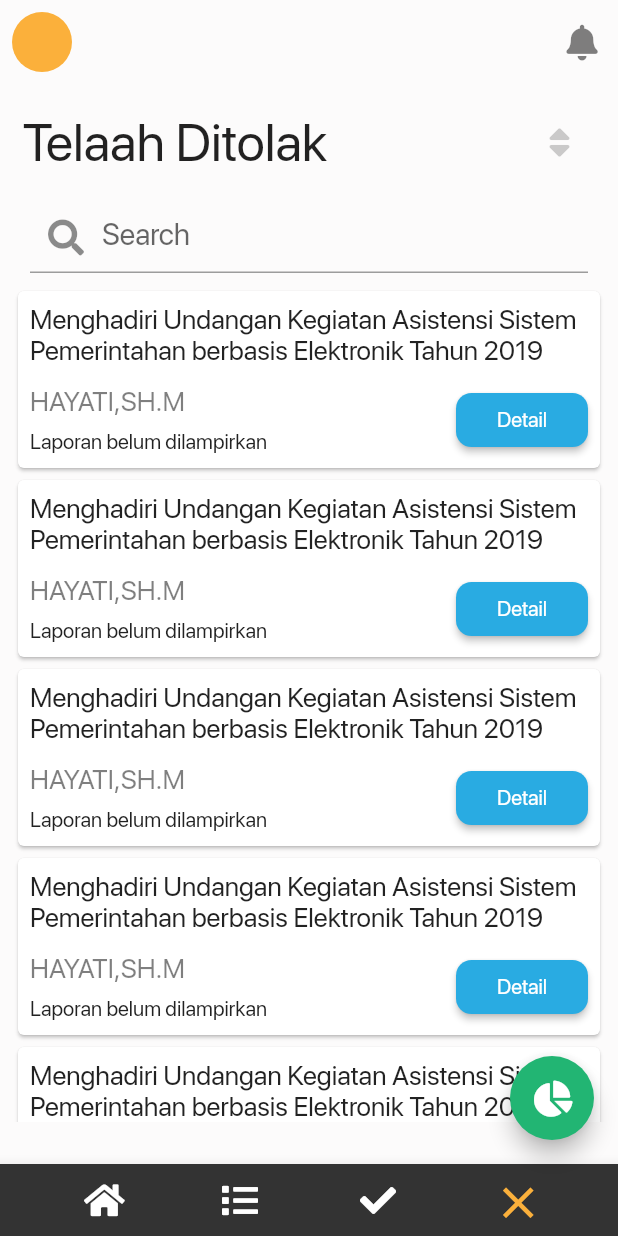
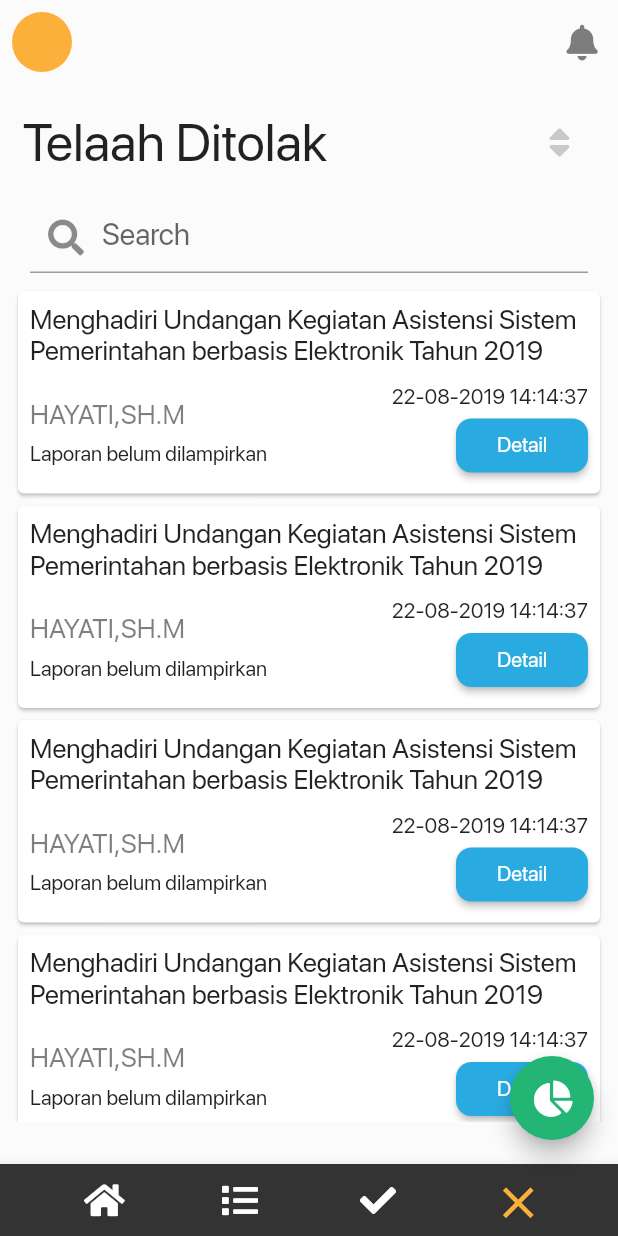
Before and after one commit to muhamaddanil/sppd_mobile, a Flutter app: the screen it shows after launch, after a tap on "Masuk", after a tap on the "close" icon, on a phone screen of 412 x 824 dp. Run offline on Flutter 3.47's test engine with Material 2 defaults, Android fonts, the phone set to English and light mode, and no system bars; our stand-ins replace font_awesome_flutter.

Commit message:
Add tanggal di Card Telaah.

```diff
--- a/lib/components/telaahCard.dart
+++ b/lib/components/telaahCard.dart
@@ -1,7 +1,7 @@
 import 'package:flutter/material.dart';
 import 'package:sppd_mobile/view/view_detailtelaah.dart';
 
-Card telaahCard(BuildContext context, String namaTelaah, String pengirimTelaah) {
+Card telaahCard(BuildContext context, String namaTelaah, String pengirimTelaah, String tanggalTelaah) {
   return Card(
     child: Container(
       padding: EdgeInsets.all(8.0),
@@ -37,7 +37,9 @@ Card telaahCard(BuildContext context, String namaTelaah, String pengirimTelaah)
                 ],
               ),
               Column(
+                crossAxisAlignment: CrossAxisAlignment.end,
                 children: <Widget>[
+                  Text(tanggalTelaah),
                   MaterialButton(
                     shape: RoundedRectangleBorder(
                       borderRadius: BorderRadius.circular(10.3),
--- a/lib/view/view_login.dart
+++ b/lib/view/view_login.dart
@@ -11,7 +11,8 @@ class _LoginState extends State<Login> {
   @override
   Widget build(BuildContext context) {
     return Scaffold(
-        body: SingleChildScrollView(
+        body: Center(
+          child: SingleChildScrollView(
             physics: BouncingScrollPhysics(),
             child: Container(
               padding: EdgeInsets.all(20.0),
@@ -117,6 +118,7 @@ class _LoginState extends State<Login> {
                             ),
                           ),
                           TextFormField(
+                            obscureText: true,
                             decoration: InputDecoration(
                               border: InputBorder.none,
                               contentPadding:
@@ -177,9 +179,10 @@ class _LoginState extends State<Login> {
                         ),
                       ],
                     ),
-                )
+                  ),
                   //------------------------- END TECHNICAL TEXT -------------------------//
                 ],
+              ),
             ),
           ),
         ),
--- a/lib/view/view_telaahditerima.dart
+++ b/lib/view/view_telaahditerima.dart
@@ -20,11 +20,16 @@ class _TelaahDiterimaState extends State<TelaahDiterima> {
           child: Row(
             mainAxisAlignment: MainAxisAlignment.spaceBetween,
             children: <Widget>[
+
+              //------------------------- PAGE TITLE -------------------------//
               Text(
                 'Telaah Diterima',
                 style: TextStyle(fontSize: 35.0, fontWeight: FontWeight.w300),
                 textAlign: TextAlign.left,
               ),
+              //------------------------- END PAGE TITLE -------------------------//
+
+              //------------------------- SORT BUTTON -------------------------//
               IconButton(
                 icon: Icon(
                   FontAwesomeIcons.sort,
@@ -59,10 +64,13 @@ class _TelaahDiterimaState extends State<TelaahDiterima> {
                     );
                   });
                 },
-              )
+              ),
+              //------------------------- SORT BUTTON -------------------------//
             ],
           ),
         ),
+
+        //------------------------- SEARCH TEXTFIELD -------------------------//
         Container(
           padding: EdgeInsets.symmetric(horizontal: 20.0),
           child: TextFormField(
@@ -76,6 +84,9 @@ class _TelaahDiterimaState extends State<TelaahDiterima> {
             ),
           ),
         ),
+        //------------------------- END SEARCH TEXTFIELD -------------------------//
+
+        //------------------------- TELAAH LIST -------------------------//
         Container(
           height: MediaQuery.of(context).size.height - 250,
           width: MediaQuery.of(context).size.width,
@@ -83,17 +94,43 @@ class _TelaahDiterimaState extends State<TelaahDiterima> {
           child: ListView(
             physics: BouncingScrollPhysics(),
             children: <Widget>[
-              telaahCard(context,'Menghadiri Undangan Kegiatan Asistensi Sistem Pemerintahan berbasis Elektronik Tahun 2019', 'HAYATI,SH.M'),
-              telaahCard(context,'Menghadiri Undangan Kegiatan Asistensi Sistem Pemerintahan berbasis Elektronik Tahun 2019', 'HAYATI,SH.M'),
-              telaahCard(context,'Menghadiri Undangan Kegiatan Asistensi Sistem Pemerintahan berbasis Elektronik Tahun 2019', 'HAYATI,SH.M'),
-              telaahCard(context,'Menghadiri Undangan Kegiatan Asistensi Sistem Pemerintahan berbasis Elektronik Tahun 2019', 'HAYATI,SH.M'),
-              telaahCard(context,'Menghadiri Undangan Kegiatan Asistensi Sistem Pemerintahan berbasis Elektronik Tahun 2019', 'HAYATI,SH.M'),
-              telaahCard(context,'Menghadiri Undangan Kegiatan Asistensi Sistem Pemerintahan berbasis Elektronik Tahun 2019', 'HAYATI,SH.M'),
-              telaahCard(context,'Menghadiri Undangan Kegiatan Asistensi Sistem Pemerintahan berbasis Elektronik Tahun 2019', 'HAYATI,SH.M'),
-              telaahCard(context,'Menghadiri Undangan Kegiatan Asistensi Sistem Pemerintahan berbasis Elektronik Tahun 2019', 'HAYATI,SH.M'),
+              telaahCard(
+                  context,
+                  'Menghadiri Undangan Kegiatan Asistensi Sistem Pemerintahan berbasis Elektronik Tahun 2019',
+                  'HAYATI,SH.M', '22-08-2019 14:14:37'),
+              telaahCard(
+                  context,
+                  'Menghadiri Undangan Kegiatan Asistensi Sistem Pemerintahan berbasis Elektronik Tahun 2019',
+                  'HAYATI,SH.M', '22-08-2019 14:14:37'),
+              telaahCard(
+                  context,
+                  'Menghadiri Undangan Kegiatan Asistensi Sistem Pemerintahan berbasis Elektronik Tahun 2019',
+                  'HAYATI,SH.M', '22-08-2019 14:14:37'),
+              telaahCard(
+                  context,
+                  'Menghadiri Undangan Kegiatan Asistensi Sistem Pemerintahan berbasis Elektronik Tahun 2019',
+                  'HAYATI,SH.M', '22-08-2019 14:14:37'),
+              telaahCard(
+                  context,
+                  'Menghadiri Undangan Kegiatan Asistensi Sistem Pemerintahan berbasis Elektronik Tahun 2019',
+                  'HAYATI,SH.M', '22-08-2019 14:14:37'),
+              telaahCard(
+                  context,
+                  'Menghadiri Undangan Kegiatan Asistensi Sistem Pemerintahan berbasis Elektronik Tahun 2019',
+                  'HAYATI,SH.M', '22-08-2019 14:14:37'),
+              telaahCard(
+                  context,
+                  'Menghadiri Undangan Kegiatan Asistensi Sistem Pemerintahan berbasis Elektronik Tahun 2019',
+                  'HAYATI,SH.M', '22-08-2019 14:14:37'),
+              telaahCard(
+                  context,
+                  'Menghadiri Undangan Kegiatan Asistensi Sistem Pemerintahan berbasis Elektronik Tahun 2019',
+                  'HAYATI,SH.M', '22-08-2019 14:14:37'),
             ],
           ),
         ),
+        //------------------------- END TELAAH LIST -------------------------//
+
       ],
     );
   }
--- a/lib/view/view_telaahditolak.dart
+++ b/lib/view/view_telaahditolak.dart
@@ -20,11 +20,16 @@ class _TelaahDitolakState extends State<TelaahDitolak> {
           child: Row(
             mainAxisAlignment: MainAxisAlignment.spaceBetween,
             children: <Widget>[
+
+              //------------------------- PAGE TITLE -------------------------//
               Text(
                 'Telaah Ditolak',
                 style: TextStyle(fontSize: 35.0, fontWeight: FontWeight.w300),
                 textAlign: TextAlign.left,
               ),
+              //------------------------- PAGE TITLE -------------------------//
+
+              //------------------------- SORT BUTTON -------------------------//
               IconButton(
                 icon: Icon(
                   FontAwesomeIcons.sort,
@@ -59,10 +64,12 @@ class _TelaahDitolakState extends State<TelaahDitolak> {
                     );
                   });
                 },
-              )
+              ),
+              //------------------------- END SORT BUTTON -------------------------//
             ],
           ),
         ),
+        //------------------------- SEARCH TEXTFIELD -------------------------//
         Container(
           padding: EdgeInsets.symmetric(horizontal: 20.0),
           child: TextFormField(
@@ -76,6 +83,9 @@ class _TelaahDitolakState extends State<TelaahDitolak> {
             ),
           ),
         ),
+        //------------------------- END SEARCH TEXTFIELD -------------------------//
+
+        //------------------------- TELAAH LIST -------------------------//
         Container(
           height: MediaQuery.of(context).size.height - 250,
           width: MediaQuery.of(context).size.width,
@@ -83,17 +93,43 @@ class _TelaahDitolakState extends State<TelaahDitolak> {
           child: ListView(
             physics: BouncingScrollPhysics(),
             children: <Widget>[
-              telaahCard(context,'Menghadiri Undangan Kegiatan Asistensi Sistem Pemerintahan berbasis Elektronik Tahun 2019', 'HAYATI,SH.M'),
-              telaahCard(context,'Menghadiri Undangan Kegiatan Asistensi Sistem Pemerintahan berbasis Elektronik Tahun 2019', 'HAYATI,SH.M'),
-              telaahCard(context,'Menghadiri Undangan Kegiatan Asistensi Sistem Pemerintahan berbasis Elektronik Tahun 2019', 'HAYATI,SH.M'),
-              telaahCard(context,'Menghadiri Undangan Kegiatan Asistensi Sistem Pemerintahan berbasis Elektronik Tahun 2019', 'HAYATI,SH.M'),
-              telaahCard(context,'Menghadiri Undangan Kegiatan Asistensi Sistem Pemerintahan berbasis Elektronik Tahun 2019', 'HAYATI,SH.M'),
-              telaahCard(context,'Menghadiri Undangan Kegiatan Asistensi Sistem Pemerintahan berbasis Elektronik Tahun 2019', 'HAYATI,SH.M'),
-              telaahCard(context,'Menghadiri Undangan Kegiatan Asistensi Sistem Pemerintahan berbasis Elektronik Tahun 2019', 'HAYATI,SH.M'),
-              telaahCard(context,'Menghadiri Undangan Kegiatan Asistensi Sistem Pemerintahan berbasis Elektronik Tahun 2019', 'HAYATI,SH.M'),
+              telaahCard(
+                  context,
+                  'Menghadiri Undangan Kegiatan Asistensi Sistem Pemerintahan berbasis Elektronik Tahun 2019',
+                  'HAYATI,SH.M', '22-08-2019 14:14:37'),
+              telaahCard(
+                  context,
+                  'Menghadiri Undangan Kegiatan Asistensi Sistem Pemerintahan berbasis Elektronik Tahun 2019',
+                  'HAYATI,SH.M', '22-08-2019 14:14:37'),
+              telaahCard(
+                  context,
+                  'Menghadiri Undangan Kegiatan Asistensi Sistem Pemerintahan berbasis Elektronik Tahun 2019',
+                  'HAYATI,SH.M', '22-08-2019 14:14:37'),
+              telaahCard(
+                  context,
+                  'Menghadiri Undangan Kegiatan Asistensi Sistem Pemerintahan berbasis Elektronik Tahun 2019',
+                  'HAYATI,SH.M', '22-08-2019 14:14:37'),
+              telaahCard(
+                  context,
+                  'Menghadiri Undangan Kegiatan Asistensi Sistem Pemerintahan berbasis Elektronik Tahun 2019',
+                  'HAYATI,SH.M', '22-08-2019 14:14:37'),
+              telaahCard(
+                  context,
+                  'Menghadiri Undangan Kegiatan Asistensi Sistem Pemerintahan berbasis Elektronik Tahun 2019',
+                  'HAYATI,SH.M', '22-08-2019 14:14:37'),
+              telaahCard(
+                  context,
+                  'Menghadiri Undangan Kegiatan Asistensi Sistem Pemerintahan berbasis Elektronik Tahun 2019',
+                  'HAYATI,SH.M', '22-08-2019 14:14:37'),
+              telaahCard(
+                  context,
+                  'Menghadiri Undangan Kegiatan Asistensi Sistem Pemerintahan berbasis Elektronik Tahun 2019',
+                  'HAYATI,SH.M', '22-08-2019 14:14:37'),
             ],
           ),
         ),
+        //------------------------- END TELAAH LIST -------------------------//
+
       ],
     );
   }
--- a/lib/view/view_telaahlist.dart
+++ b/lib/view/view_telaahlist.dart
@@ -20,11 +20,16 @@ class _TelaahListState extends State<TelaahList> {
           child: Row(
             mainAxisAlignment: MainAxisAlignment.spaceBetween,
             children: <Widget>[
+
+              //------------------------- PAGE TITLE -------------------------//
               Text(
                 'Telaah Staff',
                 style: TextStyle(fontSize: 35.0, fontWeight: FontWeight.w300),
                 textAlign: TextAlign.left,
               ),
+              //------------------------- END PAGE TITLE -------------------------//
+
+              //------------------------- SORT BUTTON -------------------------//
               IconButton(
                 icon: Icon(
                   FontAwesomeIcons.sort,
@@ -60,9 +65,12 @@ class _TelaahListState extends State<TelaahList> {
                   });
                 },
               ),
+              //------------------------- END SORT BUTTON -------------------------//
             ],
           ),
         ),
+
+        //------------------------- SEARCH TEXTFIELD -------------------------//
         Container(
           padding: EdgeInsets.symmetric(horizontal: 20.0),
           child: TextFormField(
@@ -75,6 +83,9 @@ class _TelaahListState extends State<TelaahList> {
             ),
           ),
         ),
+        //------------------------- END SEARCH TEXTFIELD -------------------------//
+
+        //------------------------- TELAAH LISTVIEW -------------------------//
         Container(
           height: MediaQuery.of(context).size.height - 250,
           width: MediaQuery.of(context).size.width,
@@ -85,38 +96,40 @@ class _TelaahListState extends State<TelaahList> {
               telaahCard(
                 context,
                   'Menghadiri Undangan Kegiatan Asistensi Sistem Pemerintahan berbasis Elektronik Tahun 2019',
-                  'HAYATI,SH.M'),
+                  'HAYATI,SH.M', '22-08-2019 14:14:37'),
               telaahCard(
                   context,
                   'Menghadiri Undangan Kegiatan Asistensi Sistem Pemerintahan berbasis Elektronik Tahun 2019',
-                  'HAYATI,SH.M'),
+                  'HAYATI,SH.M', '22-08-2019 14:14:37'),
               telaahCard(
                   context,
                   'Menghadiri Undangan Kegiatan Asistensi Sistem Pemerintahan berbasis Elektronik Tahun 2019',
-                  'HAYATI,SH.M'),
+                  'HAYATI,SH.M', '22-08-2019 14:14:37'),
               telaahCard(
                   context,
                   'Menghadiri Undangan Kegiatan Asistensi Sistem Pemerintahan berbasis Elektronik Tahun 2019',
-                  'HAYATI,SH.M'),
+                  'HAYATI,SH.M', '22-08-2019 14:14:37'),
               telaahCard(
                   context,
                   'Menghadiri Undangan Kegiatan Asistensi Sistem Pemerintahan berbasis Elektronik Tahun 2019',
-                  'HAYATI,SH.M'),
+                  'HAYATI,SH.M', '22-08-2019 14:14:37'),
               telaahCard(
                   context,
                   'Menghadiri Undangan Kegiatan Asistensi Sistem Pemerintahan berbasis Elektronik Tahun 2019',
-                  'HAYATI,SH.M'),
+                  'HAYATI,SH.M', '22-08-2019 14:14:37'),
               telaahCard(
                   context,
                   'Menghadiri Undangan Kegiatan Asistensi Sistem Pemerintahan berbasis Elektronik Tahun 2019',
-                  'HAYATI,SH.M'),
+                  'HAYATI,SH.M', '22-08-2019 14:14:37'),
               telaahCard(
                   context,
                   'Menghadiri Undangan Kegiatan Asistensi Sistem Pemerintahan berbasis Elektronik Tahun 2019',
-                  'HAYATI,SH.M'),
+                  'HAYATI,SH.M', '22-08-2019 14:14:37'),
             ],
           ),
         ),
+        //------------------------- END TELAAH LISTVIEW -------------------------//
+
       ],
     );
   }
```
Also changed, not shown: lib/view/view_beranda.dart (+15 -0 lines). Lines whose indentation alone changed are shown as unchanged.
